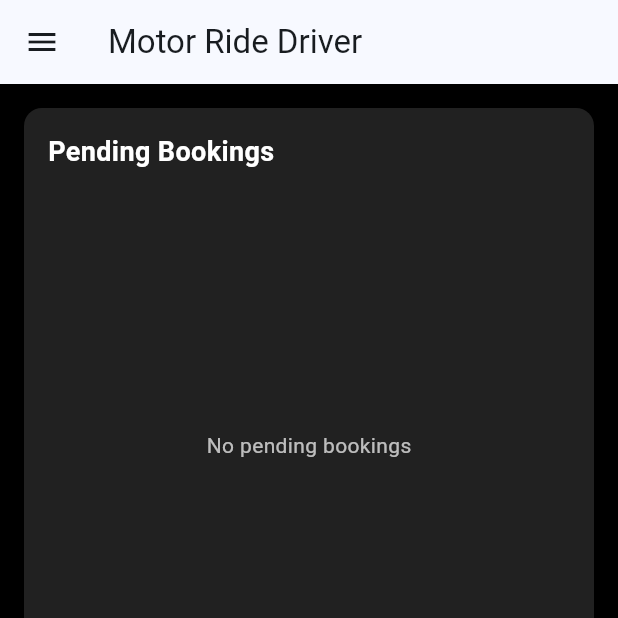
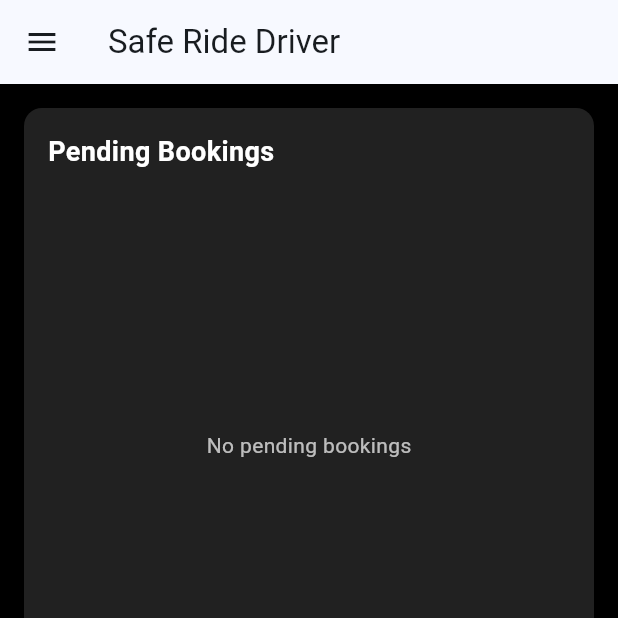
Before and after one commit to cr4zyCute/sakayapp-main-main, a Flutter app: the DriverHomePage screen opened directly with empty values, on a phone screen of 412 x 824 dp, the top half of it. Run offline on Flutter 3.47's test engine with Material 3 defaults, Android fonts, the phone set to English and light mode, and no system bars; our stand-ins replace cloud_firestore, firebase_auth, firebase_core, firebase_database, flutter_map, geolocator and 4 more; accounts and stored records are empty.

Commit message:
changing the name or changing the way

```diff
--- a/lib/views/driver/drivers_homepage/driver_home_page.dart
+++ b/lib/views/driver/drivers_homepage/driver_home_page.dart
@@ -18,7 +18,7 @@ class MotorDriverApp extends StatelessWidget {
   @override
   Widget build(BuildContext context) {
     return MaterialApp(
-      title: 'Motor Ride Driver',
+      title: 'Safe Ride Driver',
       theme: ThemeData.dark().copyWith(
         scaffoldBackgroundColor: Colors.black,
         appBarTheme: const AppBarTheme(
@@ -83,7 +83,7 @@ class _DriverHomePageState extends State<DriverHomePage> {
   @override
   Widget build(BuildContext context) {
     return Scaffold(
-      appBar: AppBar(title: const Text('Motor Ride Driver')),
+      appBar: AppBar(title: const Text('Safe Ride Driver')),
       drawer: _buildDrawer(),
       body: HomeScreen(
         key: _homeScreenKey,
--- a/lib/views/passenger/passenger_homepage/home_page.dart
+++ b/lib/views/passenger/passenger_homepage/home_page.dart
@@ -262,7 +262,7 @@ class _Passenger_HomePageState extends State<Passenger_HomePage> {
           icon: const Icon(Icons.menu),
           onPressed: () => _scaffoldKey.currentState?.openDrawer(),
         ),
-        title: const Text('Sakay Na'),
+        title: const Text('Safe Ride'),
         actions: [
           IconButton(
             icon: const Icon(Icons.notifications),
--- a/pubspec.yaml
+++ b/pubspec.yaml
@@ -1,4 +1,4 @@
-name: sakayapp
+name: safe_ride
 description: "A new Flutter project."
 # The following line prevents the package from being accidentally published to
 # pub.dev using `flutter pub publish`. This is preferred for private packages.
```
Also changed, not shown: assets/images/sakaynalogin.png, assets/splashScreen/Safe_Ride_SplashScreen.jpg, 2 other files.
